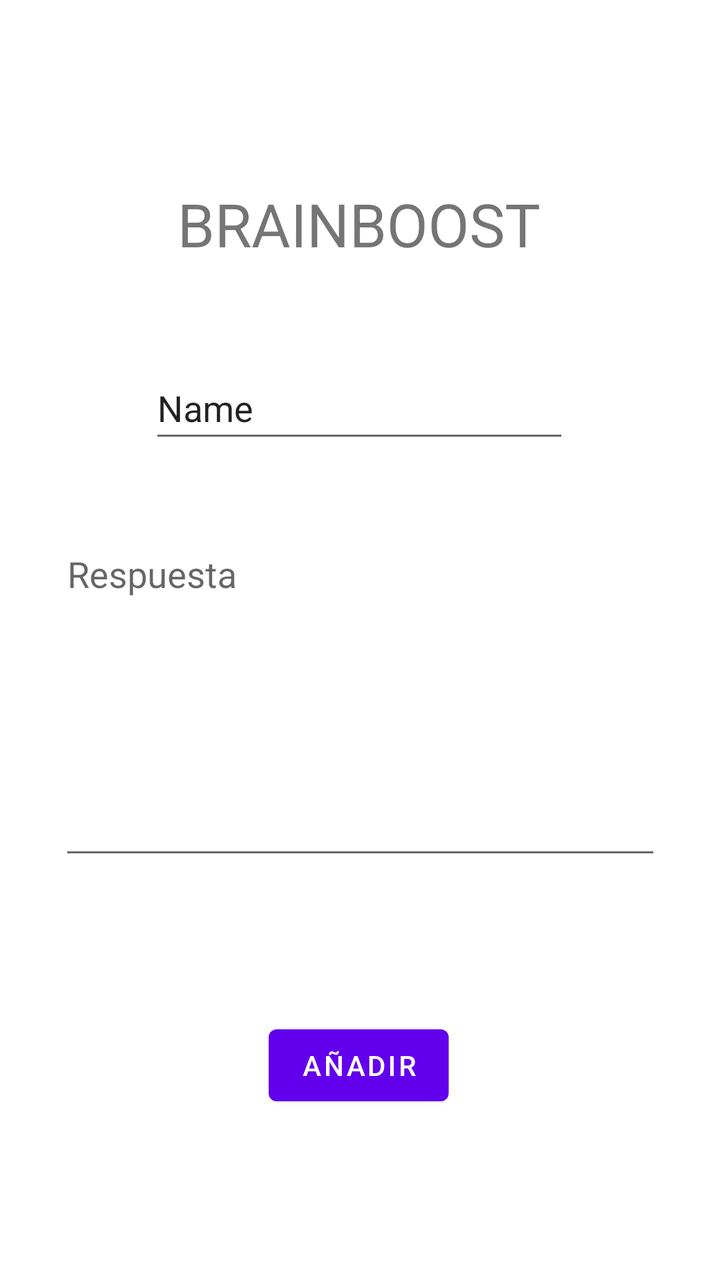
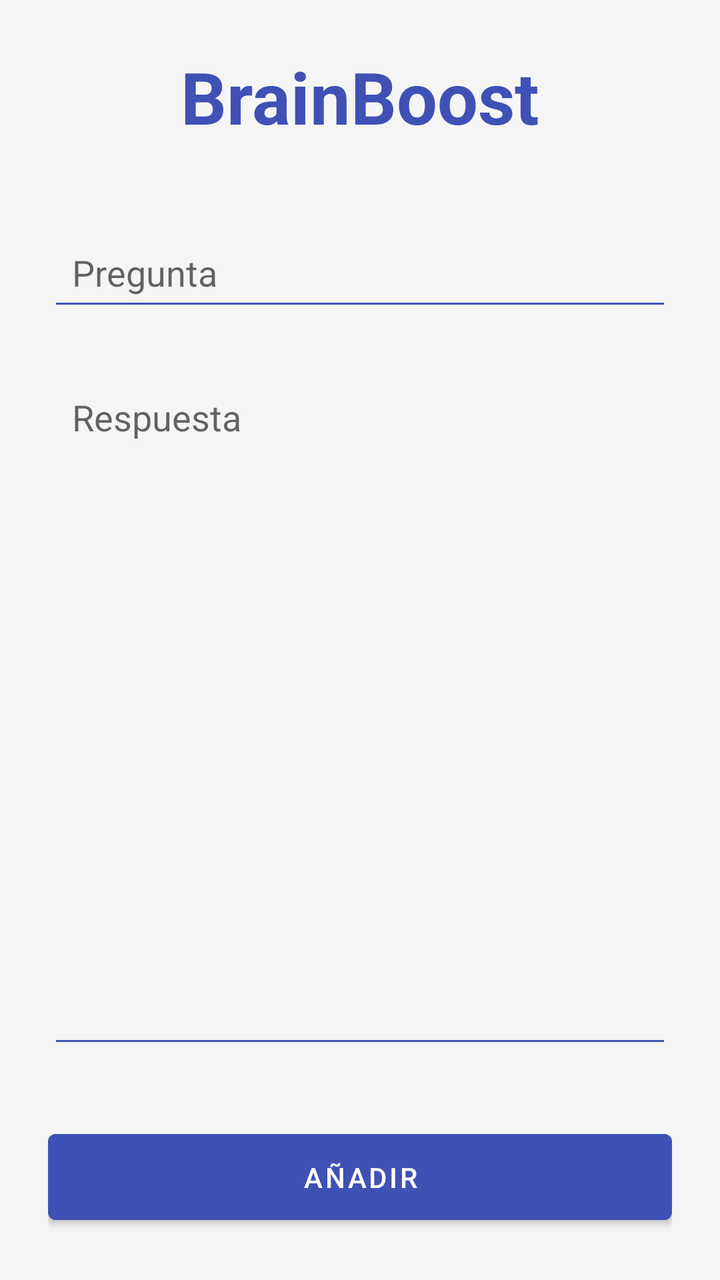

Two renders of the same Android screen: before a commit and after it. Below are the layout's source before the change and the commit's diff.
<!-- AndroidManifest.xml: application theme Theme.ClienteProyectoFinal -->
<!-- res/layout/activity_tarjeta.xml -->
<?xml version="1.0" encoding="utf-8"?>
<androidx.constraintlayout.widget.ConstraintLayout xmlns:android="http://schemas.android.com/apk/res/android"
    xmlns:app="http://schemas.android.com/apk/res-auto"
    xmlns:tools="http://schemas.android.com/tools"
    android:id="@+id/main"
    android:layout_width="match_parent"
    android:layout_height="match_parent"
    tools:context="vista.TarjetaActivity">

    <TextView
        android:id="@+id/textView3"
        android:layout_width="wrap_content"
        android:layout_height="wrap_content"
        android:text="BRAINBOOST"
        android:textSize="30dp"
        app:layout_constraintBottom_toBottomOf="parent"
        app:layout_constraintEnd_toEndOf="parent"
        app:layout_constraintHorizontal_bias="0.497"
        app:layout_constraintStart_toStartOf="parent"
        app:layout_constraintTop_toTopOf="parent"
        app:layout_constraintVertical_bias="0.153" />

    <EditText
        android:id="@+id/etPregunta"
        android:layout_width="wrap_content"
        android:layout_height="48dp"
        android:ems="10"
        android:inputType="text"
        android:text="Name"
        app:layout_constraintBottom_toBottomOf="parent"
        app:layout_constraintEnd_toEndOf="parent"
        app:layout_constraintHorizontal_bias="0.497"
        app:layout_constraintStart_toStartOf="parent"
        app:layout_constraintTop_toTopOf="parent"
        app:layout_constraintVertical_bias="0.301" />

    <Button
        android:id="@+id/btnEnviarTarjeta"
        android:layout_width="wrap_content"
        android:layout_height="wrap_content"
        android:text="Añadir"
        app:layout_constraintBottom_toBottomOf="parent"
        app:layout_constraintEnd_toEndOf="parent"
        app:layout_constraintHorizontal_bias="0.498"
        app:layout_constraintStart_toStartOf="parent"
        app:layout_constraintTop_toTopOf="parent"
        app:layout_constraintVertical_bias="0.859" />

    <EditText
        android:id="@+id/etRespuesta"
        android:layout_width="301dp"
        android:layout_height="170dp"
        android:ems="10"
        android:gravity="start|top"
        android:inputType="textMultiLine"
        android:hint="Respuesta"
        app:layout_constraintBottom_toBottomOf="parent"
        app:layout_constraintEnd_toEndOf="parent"
        app:layout_constraintStart_toStartOf="parent"
        app:layout_constraintTop_toTopOf="parent"
        app:layout_constraintVertical_bias="0.563" />
</androidx.constraintlayout.widget.ConstraintLayout>
<!-- resources referenced by this layout -->
<resources>
  <style name="Theme.ClienteProyectoFinal" parent="Theme.MaterialComponents.DayNight.NoActionBar">
          
          <item name="colorPrimary">@color/purple_500</item>
          <item name="colorPrimaryVariant">@color/purple_700</item>
          <item name="colorOnPrimary">@color/white</item>
          
          <item name="colorSecondary">@color/teal_200</item>
          <item name="colorSecondaryVariant">@color/teal_700</item>
          <item name="colorOnSecondary">@color/black</item>
          
          <item name="android:statusBarColor">?attr/colorPrimaryVariant</item>
          
      </style>
  <color name="purple_500">#FF6200EE</color>
  <color name="purple_700">#FF3700B3</color>
  <color name="white">#FFFFFFFF</color>
  <color name="teal_200">#FF03DAC5</color>
  <color name="teal_700">#FF018786</color>
  <color name="black">#FF000000</color>
</resources>

<!-- the commit's change to res/layout/activity_tarjeta.xml (unified diff, before → after) -->
@@ -5,58 +5,63 @@
     android:id="@+id/main"
     android:layout_width="match_parent"
     android:layout_height="match_parent"
+    android:padding="24dp"
+    android:background="#F5F5F5"
     tools:context="vista.TarjetaActivity">
 
     <TextView
-        android:id="@+id/textView3"
+        android:id="@+id/tvTitulo"
         android:layout_width="wrap_content"
         android:layout_height="wrap_content"
-        android:text="BRAINBOOST"
-        android:textSize="30dp"
-        app:layout_constraintBottom_toBottomOf="parent"
+        android:text="BrainBoost"
+        android:textSize="36sp"
+        android:textStyle="bold"
+        android:textColor="#3F51B5"
+        app:layout_constraintTop_toTopOf="parent"
+        app:layout_constraintStart_toStartOf="parent"
         app:layout_constraintEnd_toEndOf="parent"
-        app:layout_constraintHorizontal_bias="0.497"
-        app:layout_constraintStart_toStartOf="parent"
-        app:layout_constraintTop_toTopOf="parent"
-        app:layout_constraintVertical_bias="0.153" />
+        app:layout_constraintVertical_bias="0.05" />
 
     <EditText
         android:id="@+id/etPregunta"
-        android:layout_width="wrap_content"
+        android:layout_width="0dp"
         android:layout_height="48dp"
-        android:ems="10"
+        android:hint="Pregunta"
         android:inputType="text"
-        android:text="Name"
-        app:layout_constraintBottom_toBottomOf="parent"
+        android:backgroundTint="#3F51B5"
+        android:padding="12dp"
+        app:layout_constraintTop_toBottomOf="@id/tvTitulo"
+        app:layout_constraintStart_toStartOf="parent"
         app:layout_constraintEnd_toEndOf="parent"
-        app:layout_constraintHorizontal_bias="0.497"
+        android:layout_marginTop="40dp" />
+
+    <EditText
+        android:id="@+id/etRespuesta"
+        android:layout_width="0dp"
+        android:layout_height="0dp"
+        android:minHeight="170dp"
+        android:hint="Respuesta"
+        android:inputType="textMultiLine"
+        android:gravity="start|top"
+        android:backgroundTint="#3F51B5"
+        android:padding="12dp"
+        app:layout_constraintTop_toBottomOf="@id/etPregunta"
         app:layout_constraintStart_toStartOf="parent"
-        app:layout_constraintTop_toTopOf="parent"
-        app:layout_constraintVertical_bias="0.301" />
+        app:layout_constraintEnd_toEndOf="parent"
+        app:layout_constraintBottom_toTopOf="@id/btnEnviarTarjeta"
+        android:layout_marginTop="24dp"
+        android:layout_marginBottom="32dp" />
 
     <Button
         android:id="@+id/btnEnviarTarjeta"
-        android:layout_width="wrap_content"
+        android:layout_width="0dp"
         android:layout_height="wrap_content"
         android:text="Añadir"
+        android:backgroundTint="#3F51B5"
+        android:textColor="#FFFFFF"
+        android:padding="12dp"
         app:layout_constraintBottom_toBottomOf="parent"
-        app:layout_constraintEnd_toEndOf="parent"
-        app:layout_constraintHorizontal_bias="0.498"
         app:layout_constraintStart_toStartOf="parent"
-        app:layout_constraintTop_toTopOf="parent"
-        app:layout_constraintVertical_bias="0.859" />
+        app:layout_constraintEnd_toEndOf="parent" />
 
-    <EditText
-        android:id="@+id/etRespuesta"
-        android:layout_width="301dp"
-        android:layout_height="170dp"
-        android:ems="10"
-        android:gravity="start|top"
-        android:inputType="textMultiLine"
-        android:hint="Respuesta"
-        app:layout_constraintBottom_toBottomOf="parent"
-        app:layout_constraintEnd_toEndOf="parent"
-        app:layout_constraintStart_toStartOf="parent"
-        app:layout_constraintTop_toTopOf="parent"
-        app:layout_constraintVertical_bias="0.563" />
 </androidx.constraintlayout.widget.ConstraintLayout>
